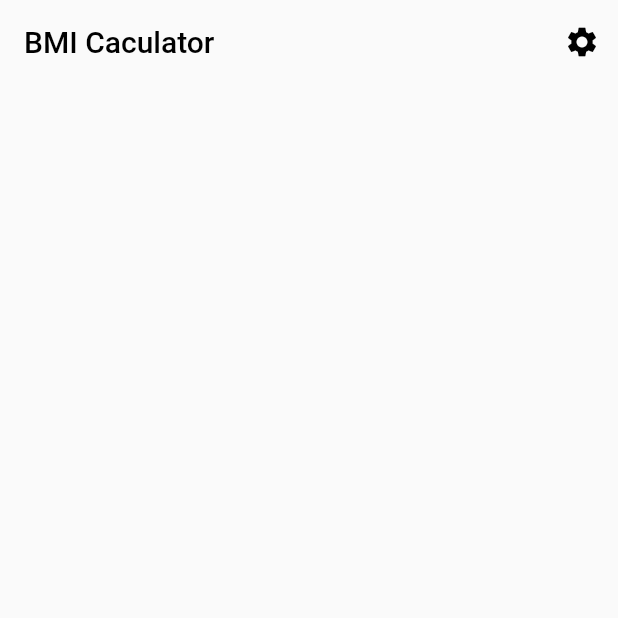
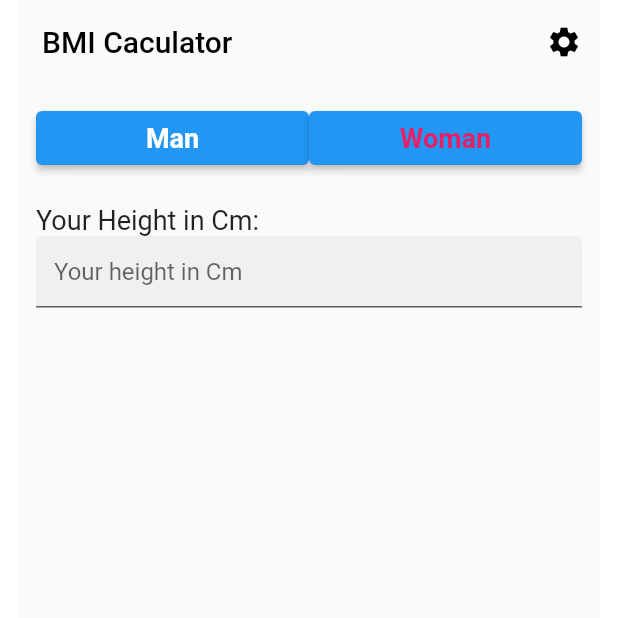
Before and after one commit to Tosin8/calculator_app, a Flutter app: the screen it shows after launch, on a phone screen of 412 x 824 dp, the top half of it. Run offline on Flutter 3.47's test engine with Material 2 defaults, Android fonts, the light colour scheme and no system bars.

Commit message:
Update homepage.dart

```diff
--- a/lib/widget/homepage.dart
+++ b/lib/widget/homepage.dart
@@ -13,6 +13,8 @@ class _HomePageState extends State<HomePage> {
   @override
   Widget build(BuildContext context) {
     return Container(
+      margin: const EdgeInsets.symmetric(horizontal: 12.0),
+      height: 80.0,
       child: Scaffold(
         appBar: AppBar(
           title: const Text(
@@ -34,7 +36,30 @@ class _HomePageState extends State<HomePage> {
             child: Padding(
                 padding: const EdgeInsets.all(12.0),
                 child: Column(
-                  children: const [],
+                  mainAxisAlignment: MainAxisAlignment.start,
+                  crossAxisAlignment: CrossAxisAlignment.start,
+                  children: [
+                    Row(
+                      children: [
+                        radioButton('Man', Colors.blue, 0),
+                        radioButton('Woman', Colors.pink, 1),
+                      ],
+                    ),
+                    const SizedBox(
+                      height: 20.0,
+                    ),
+                    const Text('Your Height in Cm: ',
+                        style: TextStyle(
+                          fontSize: 18.0,
+                        )),
+                    const TextField(
+                      keyboardType: TextInputType.number,
+                      decoration: InputDecoration(
+                          hintText: 'Your height in Cm', filled: true),
+                    )
+
+                    // creating the input form.
+                  ],
                 ))),
       ),
     );
@@ -53,7 +78,30 @@ class _HomePageState extends State<HomePage> {
   Widget radioButton(String value, Color color, int index) {
     return Expanded(
         child: Container(
-      child: FlatButton(),
+      child: ElevatedButton(
+        //  makeing the color of the button change in function of it's selected or not.
+
+        color: currentindex == index
+            ? color
+            : Colors.grey[
+                200], // if the current index is equal to the button index then put the color , the main color that will define otherwise make it grey.
+        shape: RoundedRectangleBorder(
+          borderRadius: BorderRadius.circular(8.0),
+        ), // adding the round button.
+        onPressed: () {
+          // clicking the button , the current index will have the value of the button's index.
+          changeIndex(index);
+        },
+
+        child: Text(
+          value,
+          style: TextStyle(
+            color: currentindex == index ? Colors.white : color,
+            fontSize: 18.0,
+            fontWeight: FontWeight.bold,
+          ),
+        ),
+      ),
     ));
   }
 }
```
